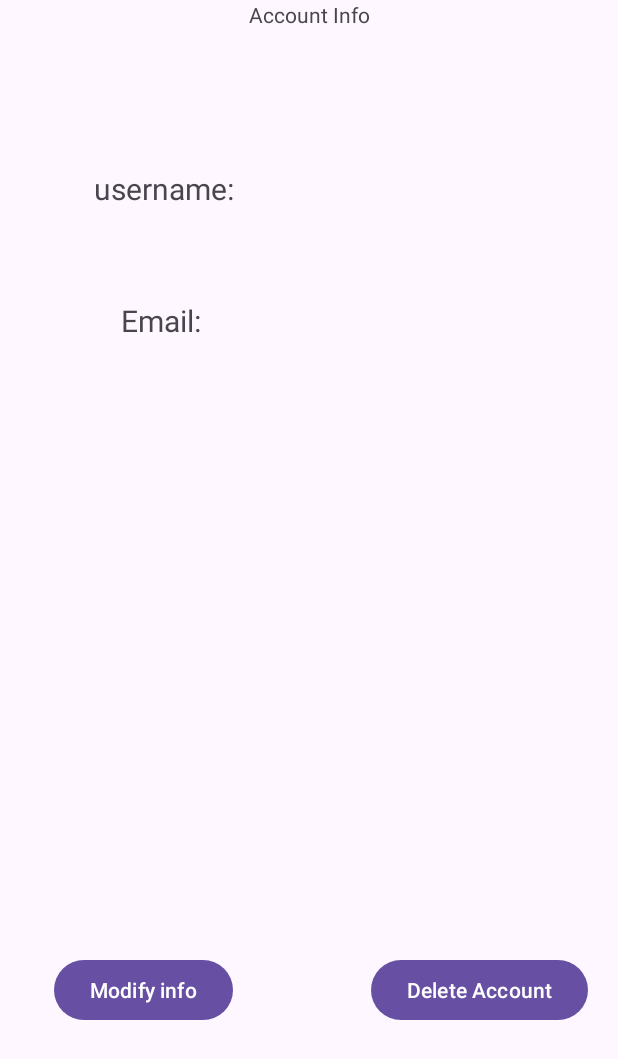
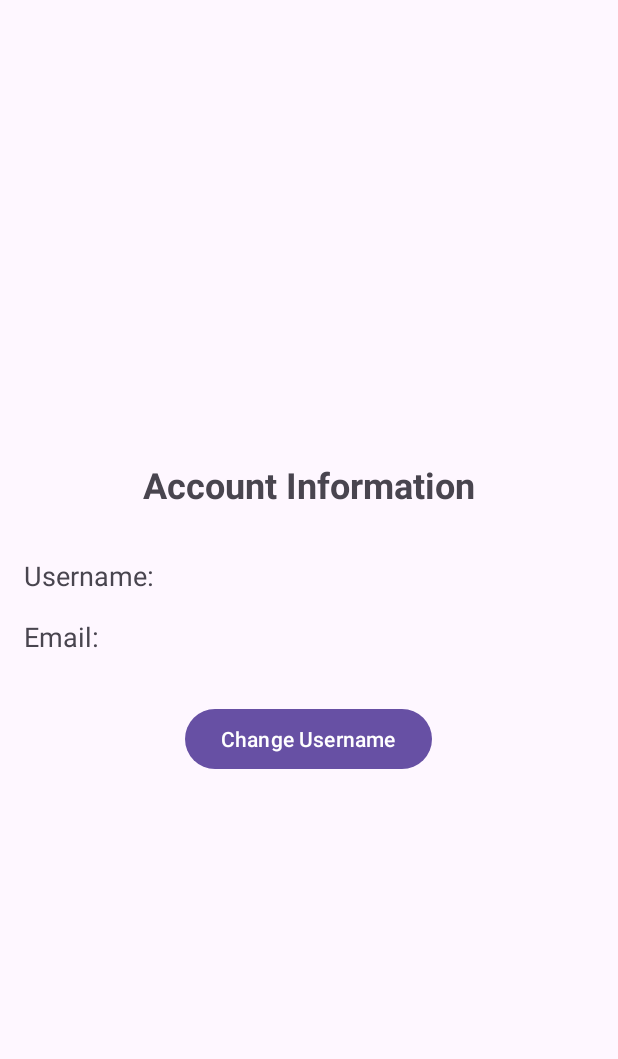
Before and after one commit to PardonMySkillz/THU-NotepadApp, an Android app: the account_info screen opened directly, with no data from a screen before it, on a phone screen of 412 x 824 dp. Shown: the top 1059 px of the screen. Run offline under Robolectric (Android 15) with nearby library versions, the phone set to English and light mode, and no system bars; our stand-ins replace Firebase (no records; nobody signed in at launch, a user with empty details on screens opened directly).

Commit message:
Login Management added ChangeUsername

```diff
--- a/app/src/main/AndroidManifest.xml
+++ b/app/src/main/AndroidManifest.xml
@@ -12,6 +12,9 @@
         android:supportsRtl="true"
         android:theme="@style/Theme.Notepad_app"
         tools:targetApi="31">
+        <activity
+            android:name=".ChangeUsernameActivity"
+            android:exported="false" />
         <activity
             android:name=".ForgetPasswordActivity"
             android:exported="false" />
--- a/app/src/main/java/com/tsinghua/notepad_app/account_info.java
+++ b/app/src/main/java/com/tsinghua/notepad_app/account_info.java
@@ -1,24 +1,96 @@
 package com.tsinghua.notepad_app;
 
+import android.content.Intent;
 import android.os.Bundle;
+import android.view.View;
+import android.widget.Button;
+import android.widget.TextView;
+import android.widget.Toast;
 
 import androidx.activity.EdgeToEdge;
+import androidx.annotation.NonNull;
 import androidx.appcompat.app.AppCompatActivity;
 import androidx.core.graphics.Insets;
 import androidx.core.view.ViewCompat;
 import androidx.core.view.WindowInsetsCompat;
 
+import com.google.android.gms.tasks.OnCompleteListener;
+import com.google.android.gms.tasks.Task;
+import com.google.firebase.auth.FirebaseAuth;
+import com.google.firebase.auth.FirebaseUser;
+import com.google.firebase.database.DataSnapshot;
+import com.google.firebase.database.DatabaseReference;
+import com.google.firebase.database.FirebaseDatabase;
+
 public class account_info extends AppCompatActivity {
+    private FirebaseAuth firebaseAuth;
+    private DatabaseReference databaseUserRef;
+    private TextView textViewUsername, textViewEmail;
+    private Button btnChangeUsername;
 
     @Override
     protected void onCreate(Bundle savedInstanceState) {
         super.onCreate(savedInstanceState);
         EdgeToEdge.enable(this);
         setContentView(R.layout.activity_account_info);
-        ViewCompat.setOnApplyWindowInsetsListener(findViewById(R.id.main), (v, insets) -> {
-            Insets systemBars = insets.getInsets(WindowInsetsCompat.Type.systemBars());
-            v.setPadding(systemBars.left, systemBars.top, systemBars.right, systemBars.bottom);
-            return insets;
+
+
+        firebaseAuth = FirebaseAuth.getInstance();
+        FirebaseUser currentUser = firebaseAuth.getCurrentUser();
+        String userId = currentUser.getUid();
+
+        databaseUserRef = FirebaseDatabase.getInstance("https://mobileapplicationdevelop-8b4b4-default-rtdb.asia-southeast1.firebasedatabase.app/").getReference("Users");
+
+        textViewUsername = findViewById(R.id.textViewUsername);
+        textViewEmail = findViewById(R.id.textViewEmail);
+        btnChangeUsername = findViewById(R.id.btnChangeUsername);
+
+        retrieveAccountInfo(userId);
+
+        btnChangeUsername.setOnClickListener(new View.OnClickListener() {
+            @Override
+            public void onClick(View v) {
+                // Redirect to the "Change Username" option
+                Intent intent = new Intent(account_info.this, ChangeUsernameActivity.class);
+                startActivity(intent);
+                finish();
+            }
+        });
+
+
+
+
+
+    }
+    private void retrieveAccountInfo(String userId) {
+        databaseUserRef.child("Users").child(userId).get().addOnCompleteListener(new OnCompleteListener<DataSnapshot>() {
+            @Override
+            public void onComplete(@NonNull Task<DataSnapshot> task) {
+                if (task.isSuccessful()) {
+                    DataSnapshot snapshot = task.getResult();
+                    if (snapshot.exists()) {
+                        String username = snapshot.child("username").getValue(String.class);
+                        String email = snapshot.child("email").getValue(String.class);
+
+                        textViewUsername.setText(username);
+                        textViewEmail.setText(email);
+                    }
+                    else {
+                        // User data not found
+                        Toast.makeText(account_info.this, "User data not found.", Toast.LENGTH_SHORT).show();
+                    }
+                }
+                else {
+                    Exception exception = task.getException();
+                    if (exception != null) {
+                        Toast.makeText(account_info.this, "Error retreiving user data: " + exception.getMessage(), Toast.LENGTH_SHORT).show();
+                    }
+                    else {
+                        Toast.makeText(account_info.this, "Unknown error retreiving user data", Toast.LENGTH_SHORT).show();
+
+                    }
+                }
+            }
         });
     }
 }
--- a/app/src/main/res/layout/activity_account_info.xml
+++ b/app/src/main/res/layout/activity_account_info.xml
@@ -1,63 +1,65 @@
 <?xml version="1.0" encoding="utf-8"?>
-<androidx.constraintlayout.widget.ConstraintLayout xmlns:android="http://schemas.android.com/apk/res/android"
-    xmlns:app="http://schemas.android.com/apk/res-auto"
+<LinearLayout xmlns:android="http://schemas.android.com/apk/res/android"
     xmlns:tools="http://schemas.android.com/tools"
-    android:id="@+id/main"
     android:layout_width="match_parent"
     android:layout_height="match_parent"
+    android:gravity="center"
+    android:orientation="vertical"
+    android:padding="16dp"
     tools:context=".account_info">
 
     <TextView
-        android:id="@+id/textView"
         android:layout_width="wrap_content"
         android:layout_height="wrap_content"
-        android:text="Account Info"
-        app:layout_constraintEnd_toEndOf="parent"
-        app:layout_constraintStart_toStartOf="parent"
-        tools:layout_editor_absoluteY="25dp" />
+        android:text="Account Information"
+        android:textSize="24sp"
+        android:textStyle="bold" />
+
+    <LinearLayout
+        android:layout_width="match_parent"
+        android:layout_height="wrap_content"
+        android:layout_marginTop="32dp"
+        android:orientation="horizontal">
 
         <TextView
-        android:id="@+id/usernameView"
             android:layout_width="wrap_content"
             android:layout_height="wrap_content"
-        android:layout_marginTop="112dp"
-        android:text="username:"
-        android:textSize="20sp"
-        app:layout_constraintEnd_toEndOf="parent"
-        app:layout_constraintHorizontal_bias="0.197"
-        app:layout_constraintStart_toStartOf="parent"
-        app:layout_constraintTop_toTopOf="parent" />
+            android:text="Username: "
+            android:textSize="18sp" />
 
         <TextView
-        android:id="@+id/EmailTextView"
+            android:id="@+id/textViewUsername"
             android:layout_width="wrap_content"
             android:layout_height="wrap_content"
-        android:layout_marginTop="200dp"
-        android:text="Email:"
-        android:textSize="20sp"
-        app:layout_constraintEnd_toEndOf="parent"
-        app:layout_constraintHorizontal_bias="0.225"
-        app:layout_constraintStart_toStartOf="parent"
-        app:layout_constraintTop_toTopOf="parent" />
+            android:textSize="18sp" />
+
+    </LinearLayout>
+
+    <LinearLayout
+        android:layout_width="match_parent"
+        android:layout_height="wrap_content"
+        android:layout_marginTop="16dp"
+        android:orientation="horizontal">
+
+        <TextView
+            android:layout_width="wrap_content"
+            android:layout_height="wrap_content"
+            android:text="Email: "
+            android:textSize="18sp" />
+
+        <TextView
+            android:id="@+id/textViewEmail"
+            android:layout_width="wrap_content"
+            android:layout_height="wrap_content"
+            android:textSize="18sp" />
+
+    </LinearLayout>
 
     <Button
-        android:id="@+id/changeInfoButton"
+        android:id="@+id/btnChangeUsername"
         android:layout_width="wrap_content"
         android:layout_height="wrap_content"
-        android:layout_marginStart="36dp"
-        android:layout_marginBottom="140dp"
-        android:text="Modify info"
-        app:layout_constraintBottom_toBottomOf="parent"
-        app:layout_constraintStart_toStartOf="parent" />
+        android:layout_marginTop="32dp"
+        android:text="Change Username" />
 
-    <Button
-        android:id="@+id/DeleteAcctButton"
-        android:layout_width="wrap_content"
-        android:layout_height="wrap_content"
-        android:layout_marginEnd="20dp"
-        android:layout_marginBottom="140dp"
-        android:text="Delete Account"
-        app:layout_constraintBottom_toBottomOf="parent"
-        app:layout_constraintEnd_toEndOf="parent" />
-
-</androidx.constraintlayout.widget.ConstraintLayout>
+</LinearLayout>
```
Also changed, not shown: app/src/main/java/com/tsinghua/notepad_app/ChangeUsernameActivity.java (added, +74 -0 lines), app/src/main/java/com/tsinghua/notepad_app/MainActivity.java (+13 -3 lines), app/src/main/res/layout/activity_change_username.xml (added, +33 -0 lines). Lines whose indentation alone changed are shown as unchanged.
